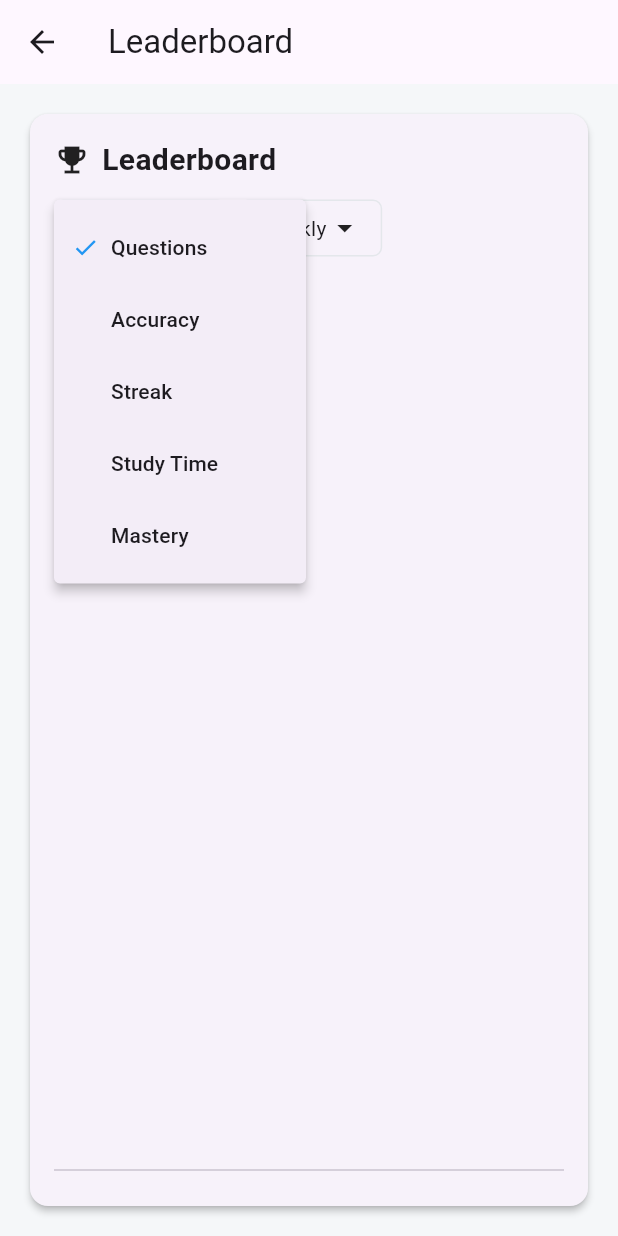
After one commit to nitish098/medpg, a Flutter app: the LeaderboardScreen screen opened directly, after a tap on "Questions", on a phone screen of 412 x 824 dp. The commit adds this screen. Run offline on Flutter 3.47's test engine with Material 3 defaults, Android fonts, the phone set to English and light mode, and no system bars; our stand-ins replace shared_preferences; accounts and stored records are empty; network calls fail.

Commit message:
Add leader board

```diff
--- /dev/null
+++ b/lib/presentation/home/leader_bord_screen.dart
@@ -0,0 +1,180 @@
+import 'package:flutter/material.dart';
+import 'package:medpg/presentation/models/leader_board.dart';
+import 'package:medpg/view_model/user_provider.dart';
+import 'package:provider/provider.dart';
+
+class LeaderboardScreen extends StatefulWidget {
+  const LeaderboardScreen({super.key});
+
+  @override
+  State<LeaderboardScreen> createState() => _LeaderboardScreenState();
+}
+
+class _LeaderboardScreenState extends State<LeaderboardScreen> {
+  List<LeaderboardEntry> leaderboard = [];
+
+  String selectedCategory = 'questions_answered';
+  String selectedPeriod = 'weekly';
+
+  final Map<String, String> categoryLabels = {
+    'questions_answered': 'Questions',
+    'accuracy': 'Accuracy',
+    'streak': 'Streak',
+    'study_time': 'Study Time',
+    'mastery': 'Mastery',
+  };
+
+  final Map<String, String> periodLabels = {
+    'weekly': 'Weekly',
+    'monthly': 'Monthly',
+    'all_time': 'All Time',
+  };
+
+  @override
+  void initState() {
+    super.initState();
+    _loadLeaderboard();
+  }
+
+  Future<void> _loadLeaderboard() async {
+    final authProvider = Provider.of<UserProvider>(context, listen: false);
+    final entries = await authProvider.fetchLeaderboard(
+      category: selectedCategory,
+      period: selectedPeriod,
+    );
+    setState(() => leaderboard = entries);
+  }
+
+  Widget _buildLeaderboardTile(LeaderboardEntry entry) {
+    return Row(
+      children: [
+        Text('${entry.rank}', style: const TextStyle(fontWeight: FontWeight.bold)),
+        const SizedBox(width: 8),
+        CircleAvatar(
+          radius: 20,
+          backgroundColor: const Color(0xFFE5EAF1),
+          child: Text(entry.initials, style: const TextStyle(fontWeight: FontWeight.bold)),
+        ),
+        const SizedBox(width: 12),
+        Expanded(
+          child: Text(entry.displayName, overflow: TextOverflow.ellipsis),
+        ),
+        Column(
+          crossAxisAlignment: CrossAxisAlignment.end,
+          children: [
+            Text(entry.score.toString(), style: const TextStyle(fontWeight: FontWeight.bold)),
+            Text('${entry.percentile}th percentile', style: const TextStyle(fontSize: 12)),
+          ],
+        ),
+      ],
+    );
+  }
+
+  Widget _buildDropdown({
+    required String value,
+    required Map<String, String> options,
+    required void Function(String) onSelect,
+  }) {
+    return PopupMenuButton<String>(
+      onSelected: (val) {
+        onSelect(val);
+        _loadLeaderboard();
+      },
+      child: Container(
+        padding: const EdgeInsets.symmetric(horizontal: 12, vertical: 6),
+        decoration: BoxDecoration(
+          border: Border.all(color: const Color(0xFFE4E7EB)),
+          borderRadius: BorderRadius.circular(6),
+        ),
+        child: Row(
+          children: [
+            Text(options[value]!),
+            const Icon(Icons.arrow_drop_down),
+          ],
+        ),
+      ),
+      itemBuilder: (context) {
+        return options.entries.map((entry) {
+          return PopupMenuItem<String>(
+            value: entry.key,
+            child: Row(
+              children: [
+                if (value == entry.key)
+                  const Icon(Icons.check, color: Colors.blue, size: 18)
+                else
+                  const SizedBox(width: 18),
+                const SizedBox(width: 8),
+                Text(entry.value),
+              ],
+            ),
+          );
+        }).toList();
+      },
+    );
+  }
+
+  @override
+  Widget build(BuildContext context) {
+    return Scaffold(
+      appBar: AppBar(title: const Text("Leaderboard")),
+      body: Padding(
+        padding: const EdgeInsets.all(16),
+        child: Card(
+          shape: RoundedRectangleBorder(borderRadius: BorderRadius.circular(12)),
+          elevation: 2,
+          child: Padding(
+            padding: const EdgeInsets.all(16),
+            child: Column(
+              children: [
+                const Row(
+                  children: [
+                    Icon(Icons.emoji_events),
+                    SizedBox(width: 8),
+                    Text('Leaderboard', style: TextStyle(fontSize: 20, fontWeight: FontWeight.bold)),
+                  ],
+                ),
+                const SizedBox(height: 12),
+                Row(
+                  children: [
+                    _buildDropdown(
+                      value: selectedCategory,
+                      options: categoryLabels,
+                      onSelect: (val) => setState(() => selectedCategory = val),
+                    ),
+                    const SizedBox(width: 8),
+                    _buildDropdown(
+                      value: selectedPeriod,
+                      options: periodLabels,
+                      onSelect: (val) => setState(() => selectedPeriod = val),
+                    ),
+                  ],
+                ),
+                const SizedBox(height: 12),
+                Expanded(
+                  child: ListView.separated(
+                    itemCount: leaderboard.length,
+                    itemBuilder: (_, index) => _buildLeaderboardTile(leaderboard[index]),
+                    separatorBuilder: (_, __) => const Divider(height: 16),
+                  ),
+                ),
+                const Divider(),
+                // const ListTile(
+                //   dense: true,
+                //   title: Text('Your rank: 396'),
+                //   subtitle: Text('Percentile: 28'),
+                //   trailing: Text('Your score: 38'),
+                // ),
+                // const SizedBox(height: 10),
+                // TextButton.icon(
+                //   onPressed: () {},
+                //   icon: const Icon(Icons.bar_chart),
+                //   label: const Text('View Full Leaderboard'),
+                // ),
+              ],
+            ),
+          ),
+        ),
+      ),
+    );
+  }
+}
--- a/lib/presentation/login/login_page.dart
+++ b/lib/presentation/login/login_page.dart
@@ -2,7 +2,7 @@ import 'package:flutter/material.dart';
 import 'package:medpg/view_model/user_provider.dart';
 import 'package:provider/provider.dart';
 
-import '../home_page.dart';
+import '../home/home_page.dart';
 import 'build_feature_section.dart';
 import 'build_header.dart';
 import 'build_welcome.dart';
--- /dev/null
+++ b/lib/presentation/models/leader_board.dart
@@ -0,0 +1,27 @@
+class LeaderboardEntry {
+  final int rank;
+  final String displayName;
+  final String initials;
+  final int score;
+  final int percentile;
+
+  LeaderboardEntry({
+    required this.rank,
+    required this.displayName,
+    required this.initials,
+    required this.score,
+    required this.percentile,
+  });
+
+  factory LeaderboardEntry.fromJson(Map<String, dynamic> json) {
+    final name = json['displayName'] ?? json['username'] ?? 'User';
+    final initials = name.trim().split(' ').map((e) => e[0]).take(2).join().toUpperCase();
+    return LeaderboardEntry(
+      rank: json['rank'],
+      displayName: name,
+      initials: initials,
+      score: json['score'],
+      percentile: json['percentile'],
+    );
+  }
+}
--- a/lib/presentation/splash_screen.dart
+++ b/lib/presentation/splash_screen.dart
@@ -1,7 +1,7 @@
 import 'dart:async';
 
 import 'package:flutter/material.dart';
-import 'package:medpg/presentation/home_page.dart';
+import 'package:medpg/presentation/home/home_page.dart';
 import 'package:medpg/presentation/login/login_page.dart';
 import 'package:medpg/view_model/user_provider.dart';
 import 'package:provider/provider.dart';
--- a/lib/view_model/user_provider.dart
+++ b/lib/view_model/user_provider.dart
@@ -2,13 +2,11 @@ import 'dart:convert';
 import 'package:http/http.dart' as http;
 
 import 'package:flutter/material.dart';
+import 'package:medpg/presentation/models/leader_board.dart';
 import 'package:medpg/presentation/models/login_api.dart';
 import 'package:shared_preferences/shared_preferences.dart';
-// import 'package:medpg/view_model/user_service.dart';
 
 class UserProvider extends ChangeNotifier {
-  // final UserService _userService = UserService();
-
   UserClass? _userData;
   bool _isLoading = false;
   String? _errorMessage;
@@ -48,13 +46,34 @@ class UserProvider extends ChangeNotifier {
       _isLoading = false;
 
       if (response.statusCode == 200) {
-        final data = jsonDecode(response.body);
+        final data = jsonDecode(response.body); //extract the user information
         _userData = UserClass.fromJson(data["user"]);
 
-        final prefs = await SharedPreferences.getInstance();
+        final cookie = response.headers['set-cookie']; //extract the connect sid
+        final sidMatch =
+            RegExp(r'connect\.sid=([^;]+)').firstMatch(cookie ?? '');
+        final connectSid = sidMatch?.group(1);
+        print("nitish $connectSid");
+        if (connectSid == null) {
+          _errorMessage = "Session ID missiing";
+          notifyListeners();
+          return false;
+        }
+
+        final prefs =
+            await SharedPreferences.getInstance(); //Strore to the local data
         prefs.setString("userPrefs", jsonEncode(data["user"]));
+        prefs.setString("connectSid", connectSid);
         prefs.setString("username", username);
-        prefs.setString("password",password);
+        prefs.setString("password", password);
+
+        final csrfSuccess = await _fetchCsrfToken(connectSid);
+
+        if (csrfSuccess == false) {
+          _errorMessage = "No Csrf token found";
+          notifyListeners();
+          return false;
+        }
 
         notifyListeners();
         return true;
@@ -89,7 +108,86 @@ class UserProvider extends ChangeNotifier {
     }
   }
 
-  Future<void> logOut()async{
+  Future<bool> _fetchCsrfToken(String connectSid) async {
+    const url = "https://themedico.app/api/csrf-token";
+    final csrfResponce = await http.get(
+      Uri.parse(url),
+      headers: {'Cookie': "connect.sid=$connectSid"},
+    );
+    print("nitisshhhhhhhhhhhhhhhhh");
+    if (csrfResponce.statusCode == 200) {
+      // print("nitisshhhhhhhhhhhhhhhhh $csrfResponce");
+      final csfrData = jsonDecode(csrfResponce.body);
+      final csrfToken = csfrData['csrfToken'];
+      print("nitish $csrfToken");
+
+      final prefs = await SharedPreferences.getInstance();
+      prefs.setString('csrfToken', csrfToken);
+
+      return true;
+    }
+    return false;
+  }
+
+  Future<Map<String, dynamic>?> progressGrowth() async {
+    final prefs = await SharedPreferences.getInstance();
+    final sid = prefs.getString('connectSid');
+    final csrf = prefs.getString('csrfToken');
+    print("nitish $sid");
+    print("nitish $csrf");
+    if (sid == null || csrf == null) return null;
+    print("nitisshhhhhhhhhhhhhhhhh fetc dfdf");
+    final url = Uri.parse('https://themedico.app/api/progress/growth');
+    print("nitish $url");
+    final growthResponse = await http.get(
+      url,
+      headers: {
+        'Cookie': 'connect.sid=$sid',
+        'X-CSRF-Token': csrf,
+      },
+    );
+    if (growthResponse.statusCode == 200) {
+      final growthdata = jsonDecode(growthResponse.body);
+      return {
+        'questionsGrowth': growthdata['questionsGrowth'],
+        'accuracyGrowth': growthdata['accuracyGrowth'],
+        'sessionsGrowth': growthdata['sessionsGrowth'],
+      };
+    }
+    return null;
+  }
+
+  Future<List<LeaderboardEntry>> fetchLeaderboard({
+    required String category,
+    required String period,
+  }) async {
+    final prefs = await SharedPreferences.getInstance();
+    final sid = prefs.getString('connectSid');
+    final csrf = prefs.getString('csrfToken');
+    print("nitish $sid");
+    print("nitish $csrf");
+    if (sid == null || csrf == null) return [];
+    print("nitisshhhhhhhhhhhhhhhhh fetc dfdf");
+    final url = Uri.parse(
+        'https://themedico.app/api/leaderboard?period=$period&category=$category&limit=10&synthetic=true');
+    print("nitish $url");
+    final leaderBoardResponse = await http.get(
+      url,
+      headers: {
+        'Cookie': 'connect.sid=$sid',
+        'X-CSRF-Token': csrf,
+      },
+    );
+
+    if (leaderBoardResponse.statusCode == 200) {
+      final leaderData = jsonDecode(leaderBoardResponse.body);
+      final leaderBoard = leaderData['entries'] as List;
+      return leaderBoard.map((e) => LeaderboardEntry.fromJson(e)).toList();
+    }
+    return [];
+  }
+
+  Future<void> logOut() async {
     final prefs = await SharedPreferences.getInstance();
     await prefs.clear();
     _userData = null;
```
Also changed, not shown: lib/presentation/home/home_page.dart (renamed from lib/presentation/home_page.dart, +68 -36 lines).
